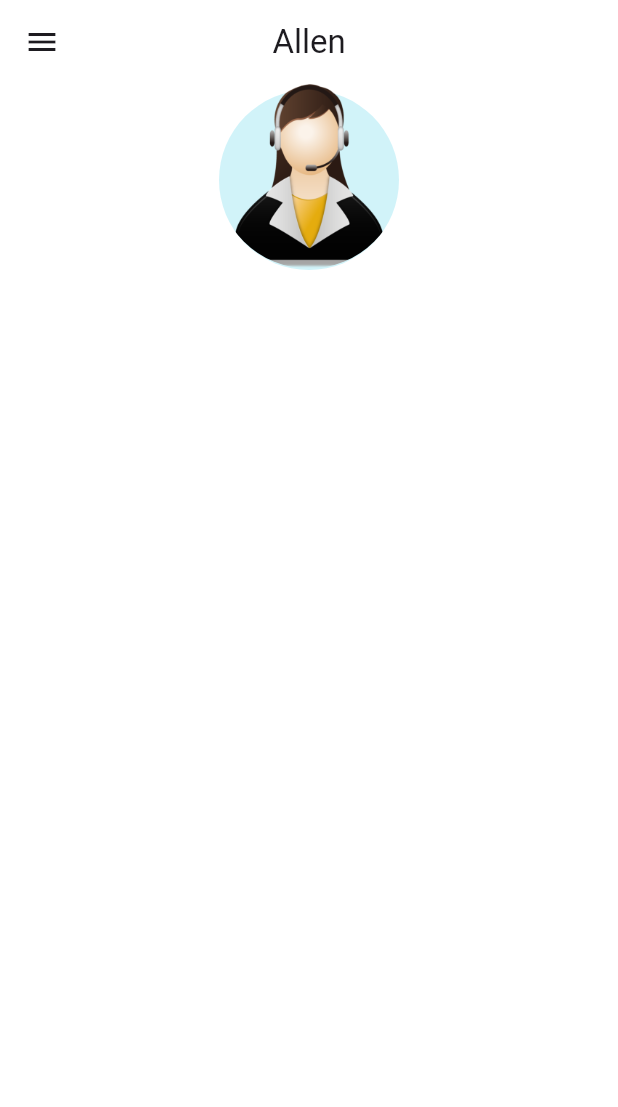
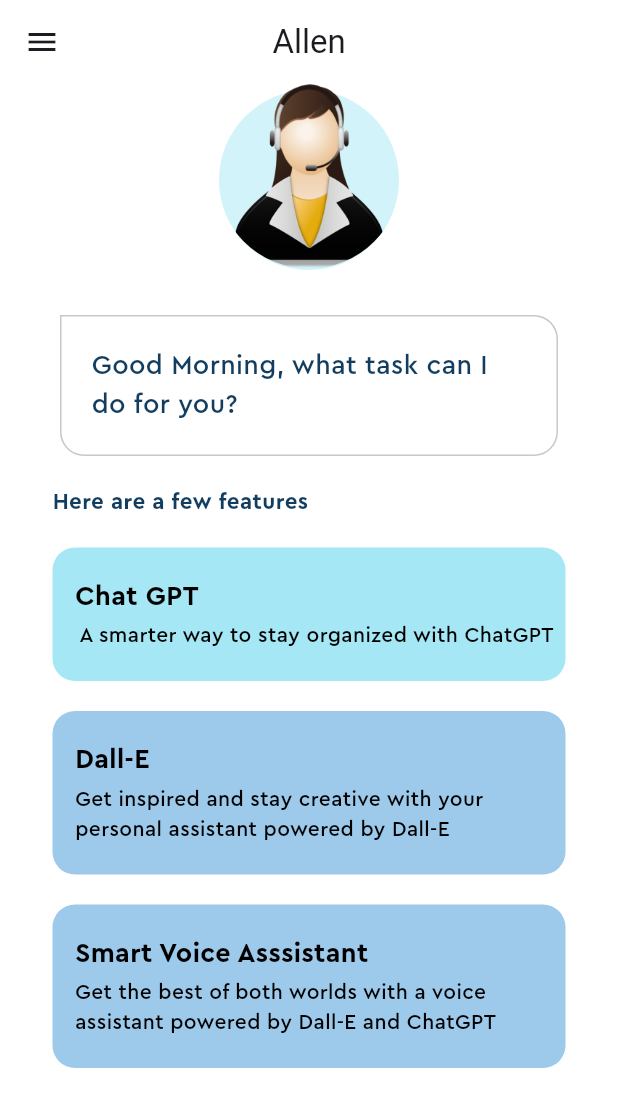
Before and after one commit to Shubhang001/Voice_assistant, a Flutter app: the screen it shows after launch, on a phone screen of 412 x 824 dp. Shown: the top 1107 px of the screen. Run offline on Flutter 3.47's test engine with Material 3 defaults, Android fonts, the phone set to English and light mode, and no system bars.

Commit message:
Ui home page completed

```diff
--- /dev/null
+++ b/lib/feature_box.dart
@@ -0,0 +1,51 @@
+import 'package:chat_bot/pallete.dart';
+import 'package:flutter/material.dart';
+
+class FeatureBox extends StatelessWidget {
+  const FeatureBox(
+      {super.key,
+      required this.color,
+      required this.headerText,
+      required this.descriptionText});
+  final Color color;
+  final String headerText;
+  final String descriptionText;
+
+  @override
+  Widget build(BuildContext context) {
+    return Container(
+      margin: const EdgeInsets.symmetric(horizontal: 35, vertical: 10),
+      decoration: BoxDecoration(
+          color: color,
+          borderRadius: const BorderRadius.all(Radius.circular(15))),
+      child: Padding(
+        padding:
+            const EdgeInsets.only(top: 20.0, bottom: 20, left: 15, right: 5),
+        child: Column(
+          children: [
+            Align(
+              alignment: Alignment.centerLeft,
+              child: Text(
+                headerText,
+                style: const TextStyle(
+                    color: Pallete.blackColor,
+                    fontSize: 18,
+                    fontFamily: "Cera Pro",
+                    fontWeight: FontWeight.bold),
+              ),
+            ),
+            const SizedBox(height: 3),
+            Text(
+              descriptionText,
+              style: const TextStyle(
+                color: Pallete.blackColor,
+                // fontSize: 18,
+                fontFamily: "Cera Pro",
+              ),
+            ),
+          ],
+        ),
+      ),
+    );
+  }
+}
--- a/lib/home_page.dart
+++ b/lib/home_page.dart
@@ -1,3 +1,4 @@
+import 'package:chat_bot/feature_box.dart';
 import 'package:chat_bot/pallete.dart';
 import 'package:flutter/material.dart';
 
@@ -17,8 +18,10 @@ class _MyHomePageState extends State<MyHomePage> {
         centerTitle: true,
         leading: const Icon(Icons.menu),
       ),
-      body: Column(children: [
+      body: SingleChildScrollView(
+        //controller: ScrollController(),
 
+        child: Column(children: [
           // Virtual Assistant Picture
 
           Stack(
@@ -46,10 +49,63 @@ class _MyHomePageState extends State<MyHomePage> {
           //Chat bubble
 
           Container(
-
+            padding: const EdgeInsets.symmetric(horizontal: 20, vertical: 10),
+            margin: const EdgeInsets.symmetric(horizontal: 40).copyWith(top: 30),
+            decoration: BoxDecoration(
+                border: Border.all(color: Pallete.borderColor),
+                borderRadius: const BorderRadius.only(
+                    topRight: Radius.circular(16),
+                    bottomRight: Radius.circular(16),
+                    bottomLeft: Radius.circular(16))),
+            child: const Padding(
+              padding: EdgeInsets.symmetric(vertical: 10.0),
+              child: Text(
+                "Good Morning, what task can I do for you?",
+                style: TextStyle(
+                    color: Pallete.mainFontColor,
+                    fontSize: 18,
+                    fontFamily: 'Cera Pro'),
+              ),
+            ),
           ),
 
+          Container(
+            alignment: Alignment.centerLeft,
+            padding: const EdgeInsets.all(10.0),
+            margin: const EdgeInsets.only(top: 10, left: 25),
+            child: const Text(
+              "Here are a few features",
+              style: TextStyle(
+                  color: Pallete.mainFontColor,
+                  fontFamily: "Cera pro",
+                  fontSize: 15,
+                  fontWeight: FontWeight.bold),
+            ),
+          ),
+
+          //Features List
+
+          const Column(
+            children: [
+              FeatureBox(
+                color: Pallete.firstSuggestionBoxColor,
+                headerText: "Chat GPT",
+                descriptionText: "A smarter way to stay organized with ChatGPT",
+              ),
+               FeatureBox(
+                color: Pallete.secondSuggestionBoxColor,
+                headerText: "Dall-E",
+                descriptionText: "Get inspired and stay creative with your personal assistant powered by Dall-E",
+              ),
+              FeatureBox(
+                color: Pallete.secondSuggestionBoxColor,
+                headerText: "Smart Voice Asssistant",
+                descriptionText: "Get the best of both worlds with a voice assistant powered by Dall-E and ChatGPT",
+              )
+            ],
+          )
         ]),
+      ),
     );
   }
 }
```
Lines whose indentation alone changed are shown as unchanged.
